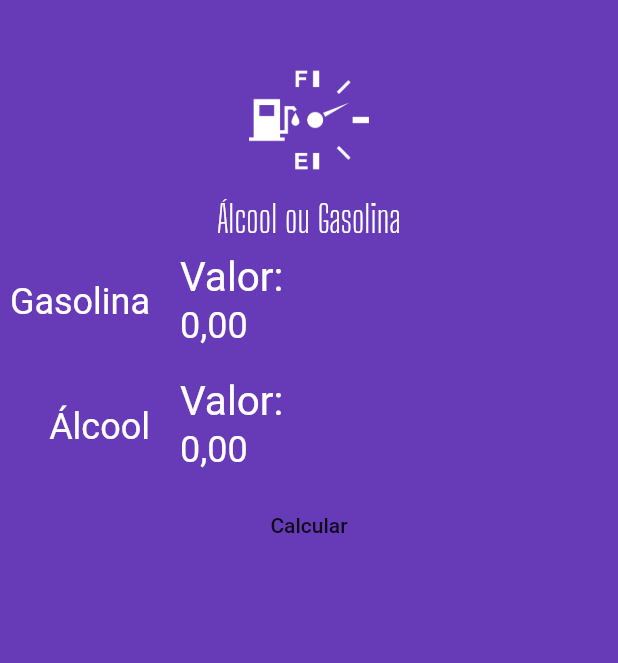
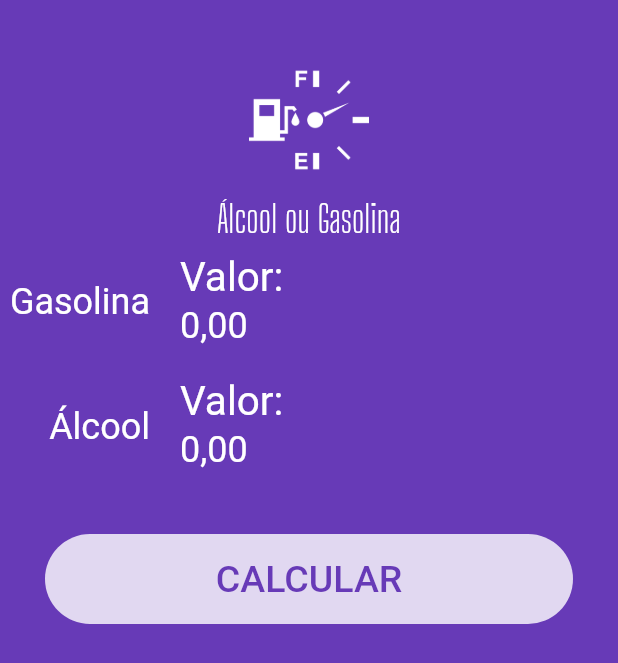
Before and after one commit to JhonatanRampim/alcoolougasolina, a Flutter app: the screen it shows after launch, on a phone screen of 412 x 824 dp. Shown: the top 663 px of the screen. Run offline on Flutter 3.47's test engine with Material 2 defaults, Android fonts, the phone set to English and light mode, and no system bars; our stand-ins replace flutter_masked_text.

Commit message:
add botão calcular

```diff
--- a/lib/main.dart
+++ b/lib/main.dart
@@ -41,9 +41,23 @@ class HomePage extends StatelessWidget {
             ctrl: _alcCtrl,
             label: 'Álcool',
           ),
-          FlatButton(
-            child: Text("Calcular"),
-            onPressed: () {},
+          Container(
+            margin: EdgeInsets.all(30),
+            height: 60,
+            decoration: BoxDecoration(
+              color: Colors.white.withOpacity(0.8),
+              borderRadius: BorderRadius.circular(60),
+            ),
+            child: FlatButton(
+              child: Text(
+                "CALCULAR",
+                style: TextStyle(
+                  color: Theme.of(context).primaryColor,
+                  fontSize: 25,
+                ),
+              ),
+              onPressed: () {},
+            ),
           )
         ],
       ),
```
